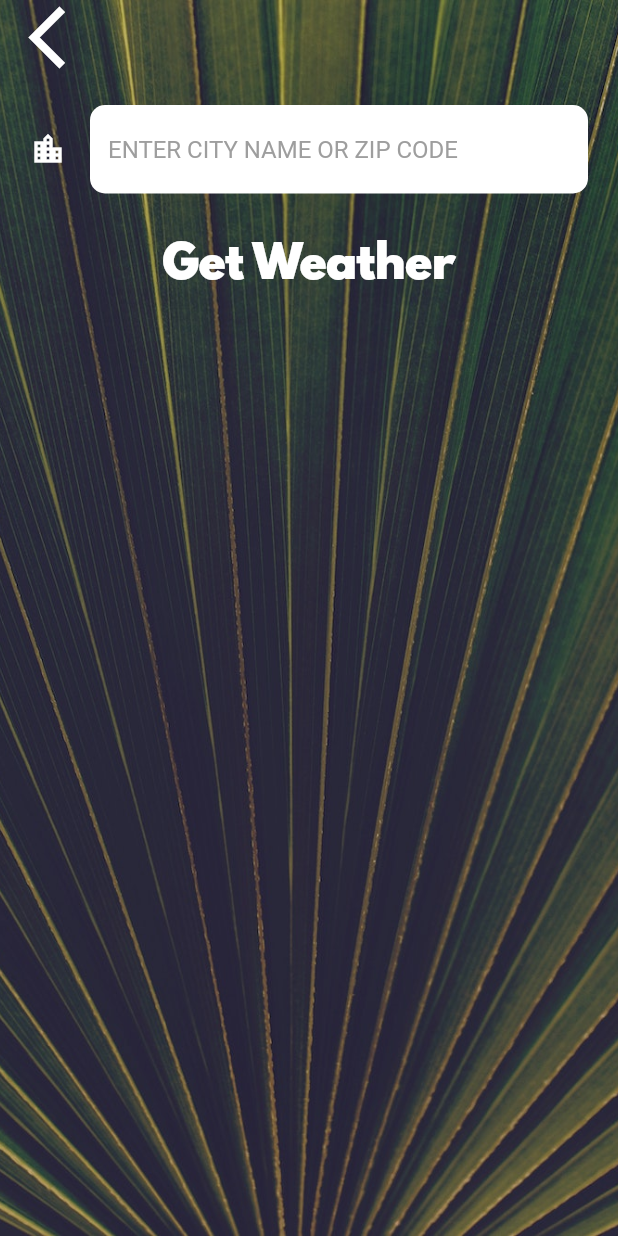
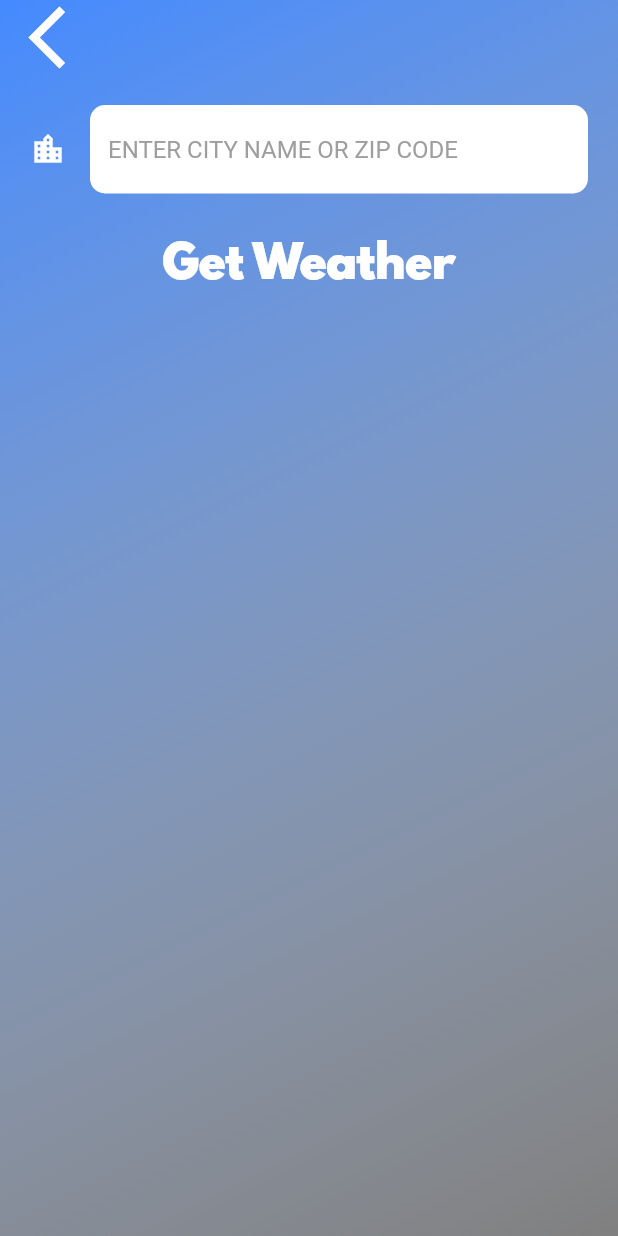
Before and after one commit to ppb1701/clima_2.0, a Flutter app: the CityScreen screen opened directly, on a phone screen of 412 x 824 dp. Run offline on Flutter 3.47's test engine with Material 2 defaults, Android fonts, the phone set to English and light mode, and no system bars; our stand-ins replace flutter_spinkit, geolocator, recase; network calls fail.

Commit message:
Updated city screen background to match

```diff
--- a/lib/screens/city_screen.dart
+++ b/lib/screens/city_screen.dart
@@ -15,12 +15,7 @@ class _CityScreenState extends State<CityScreen> {
   Widget build(BuildContext context) {
     return Scaffold(
       body: Container(
-        decoration: BoxDecoration(
-          image: DecorationImage(
-            image: AssetImage('images/city_background.jpg'),
-            fit: BoxFit.cover,
-          ),
-        ),
+        decoration: kBackgroundContainerBoxDecoration,
         constraints: BoxConstraints.expand(),
         child: SafeArea(
           child: Column(
```
